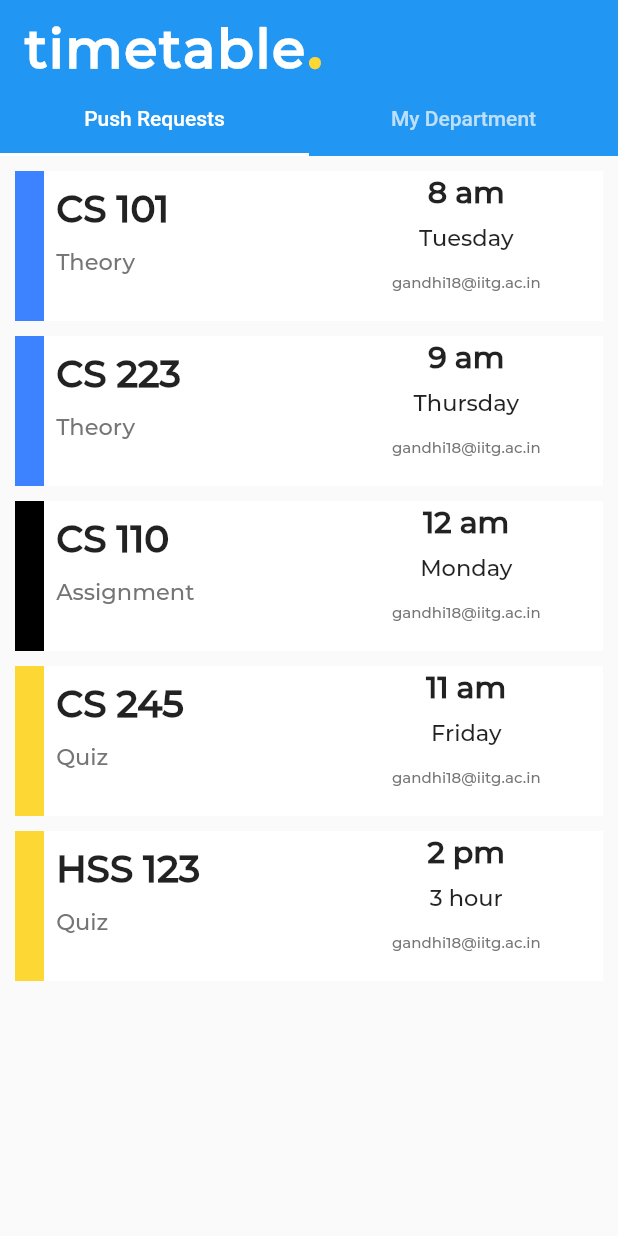
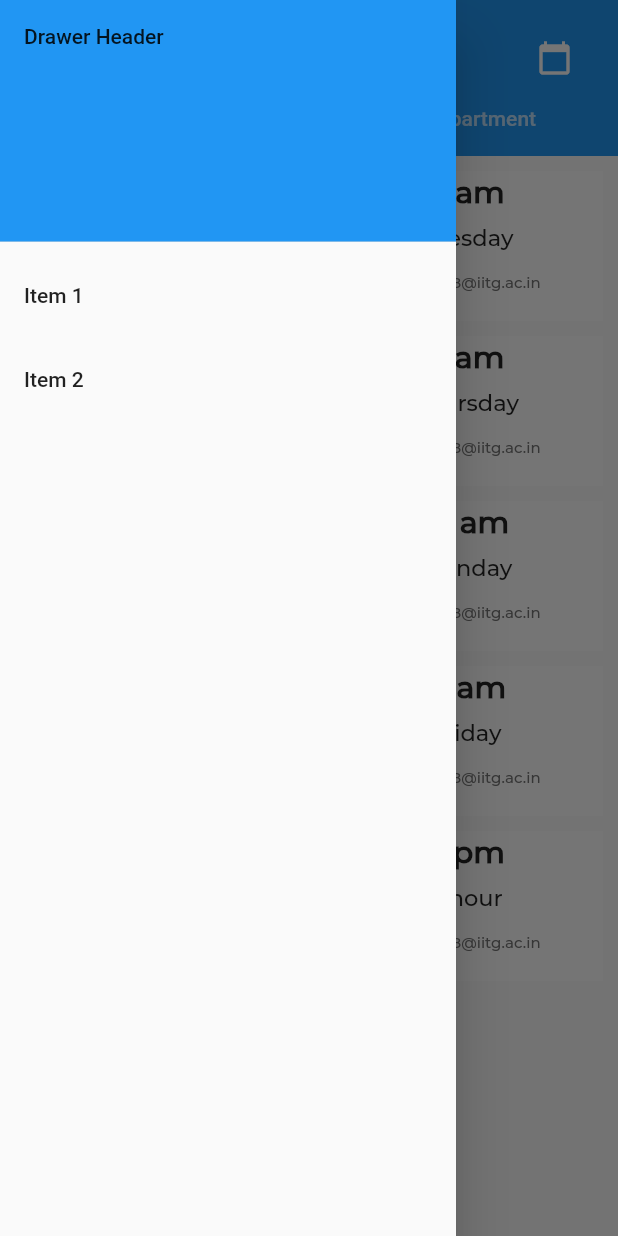
Before and after one commit to ss0313/timetable_2_flutter_admin-changes, a Flutter app: the screen it shows after launch, with the side drawer open (before the commit the screen has no drawer), on a phone screen of 412 x 824 dp. Run offline on Flutter 3.47's test engine with Material 2 defaults, Android fonts, the phone set to English and light mode, and no system bars; drawn by our look-alikes of flutter_slidable; our stand-ins replace firebase_auth, firebase_core, mobx; missing offline and left inert: aad_oauth; accounts and stored records are empty; generated files the repository leaves out were written again; project files that could hold a hidden picture were left out.

Commit message:
Add files via upload

```diff
--- a/lib/pages/homepage.dart
+++ b/lib/pages/homepage.dart
@@ -14,7 +14,46 @@
       home:DefaultTabController(
       length: 2,
         child: Scaffold(
-          appBar: appBar(),
+          appBar: appBar(
+
+          ),
+
+          drawer: Drawer(
+            // Add a ListView to the drawer. This ensures the user can scroll
+            // through the options in the drawer if there isn't enough vertical
+            // space to fit everything.
+            child: ListView(
+              // Important: Remove any padding from the ListView.
+              padding: EdgeInsets.zero,
+              children: <Widget>[
+                DrawerHeader(
+                  decoration: BoxDecoration(
+                    color: Colors.blue,
+                  ),
+                  child: Text('Drawer Header'),
+                ),
+                ListTile(
+                  title: Text('Item 1'),
+                  onTap: () {
+                    // Update the state of the app
+                    // ...
+                    // Then close the drawer
+                    Navigator.pop(context);
+                  },
+                ),
+                ListTile(
+                  title: Text('Item 2'),
+                  onTap: () {
+                    // Update the state of the app
+                    // ...
+                    // Then close the drawer
+                    Navigator.pop(context);
+                  },
+                ),
+              ],
+            ),
+          ),
+
          bottomNavigationBar: new Material(
                 color: Colors.pink,
          ),
--- a/lib/widgets/appBar.dart
+++ b/lib/widgets/appBar.dart
@@ -4,6 +4,17 @@
 
 AppBar appBar() {
   return AppBar(
+    actions: [
+      Padding(
+        padding: EdgeInsets.all(18.4),
+        child: IconButton(
+          icon: const Icon(Icons.calendar_today),
+          color: Colors.white,
+          onPressed: () {},
+        ),
+      ),
+
+    ],
     title: RichText(
       text: TextSpan(
           text: 'timetable',
```
Also changed, not shown: lib/globals/myColors.dart (line endings or trailing spaces), lib/globals/myFonts.dart (line endings or trailing spaces), lib/globals/mySpaces.dart (line endings or trailing spaces), lib/globals/sizeConfig.dart (line endings or trailing spaces), lib/main.dart (line endings or trailing spaces), lib/pages/loginpage.dart (line endings or trailing spaces), lib/pages/my_department.dart (line endings or trailing spaces), lib/pages/power_up.dart (line endings or trailing spaces), lib/pages/push_req.dart (line endings or trailing spaces), lib/pages/splashpage.dart (line endings or trailing spaces), lib/stores/authentication_store.dart (line endings or trailing spaces), lib/stores/authentication_store.g.dart, lib/widgets/myListTile.dart (line endings or trailing spaces).
